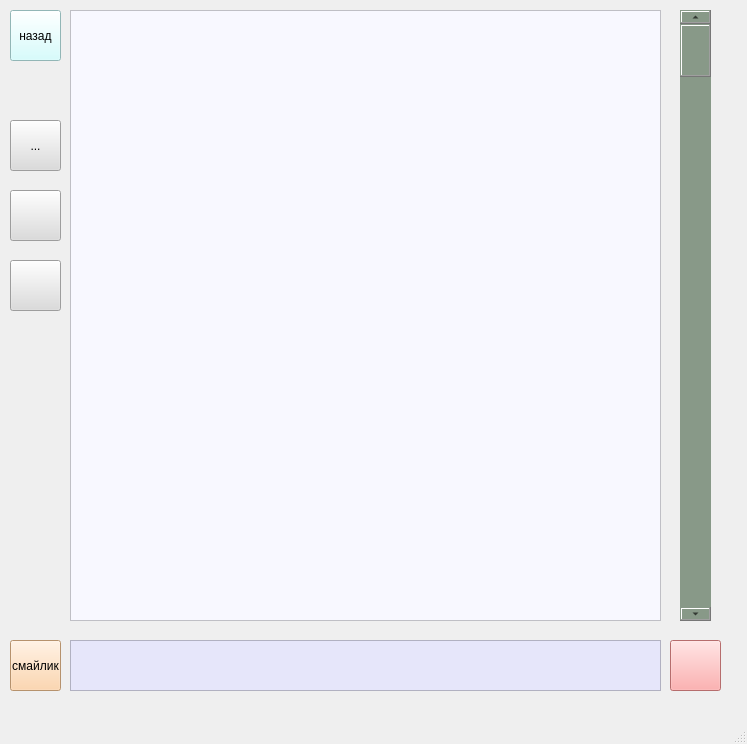
ewestro/MESS-2.0, file main_window.ui: the form before one commit.
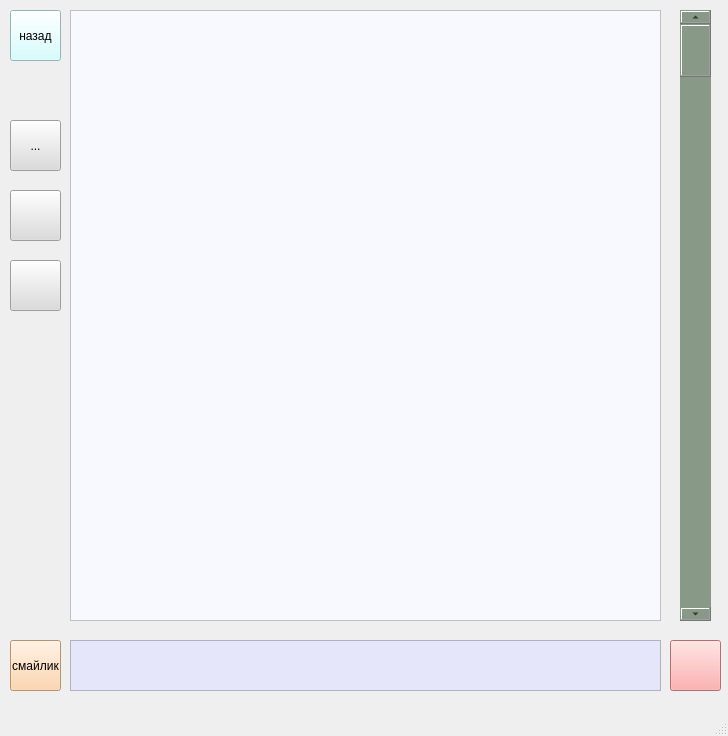
The form after the commit. Icons and pictures are not drawn.

Commit message: name поменяла :)

What changed in the file:
```diff
--- a/main_window.ui
+++ b/main_window.ui
@@ -6,8 +6,8 @@
    <rect>
     <x>0</x>
     <y>0</y>
-    <width>747</width>
-    <height>744</height>
+    <width>728</width>
+    <height>736</height>
    </rect>
   </property>
   <property name="windowTitle">
```
Left out of the diff: 8 changed lines with no effect on the pictures.
